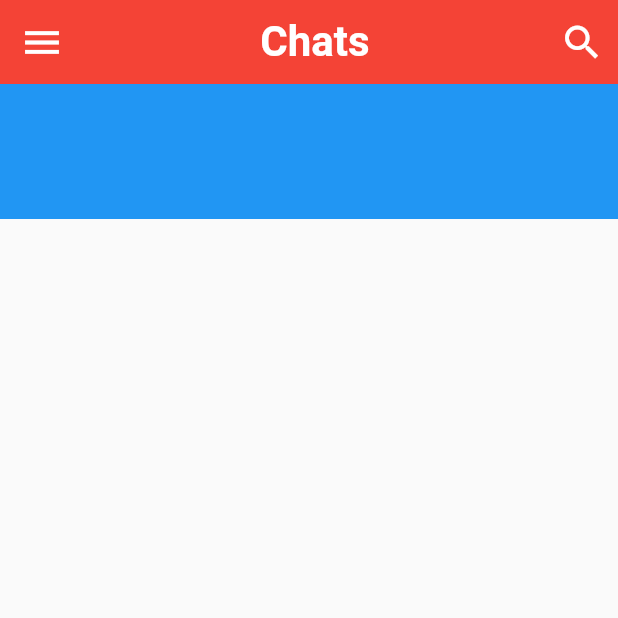
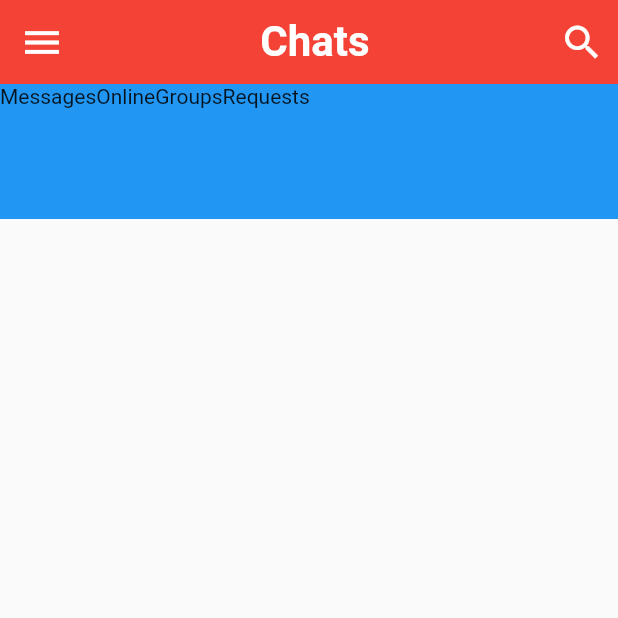
Before and after one commit to AbhinavRobinson/flutter-chat, a Flutter app: the screen it shows after launch, on a phone screen of 412 x 824 dp, the top half of it. Run offline on Flutter 3.47's test engine with Material 2 defaults, Android fonts, the phone set to English and light mode, and no system bars.

Commit message:
(feat): add categories

```diff
--- a/lib/widgets/category_selector.dart
+++ b/lib/widgets/category_selector.dart
@@ -8,11 +8,20 @@ class CategorySelector extends StatefulWidget {
 }
 
 class _CategorySelectorState extends State<CategorySelector> {
+  int selectedIndex = 0;
+  final List<String> categories = ['Messages', 'Online', 'Groups', 'Requests'];
   @override
   Widget build(BuildContext context) {
     return Container(
       height: 90.0,
       color: Colors.blue,
+      child: ListView.builder(
+        scrollDirection: Axis.horizontal,
+        itemCount: categories.length,
+        itemBuilder: (BuildContext context, int index) {
+          return Text(categories[index]);
+        },
+      ),
     );
   }
 }
```
